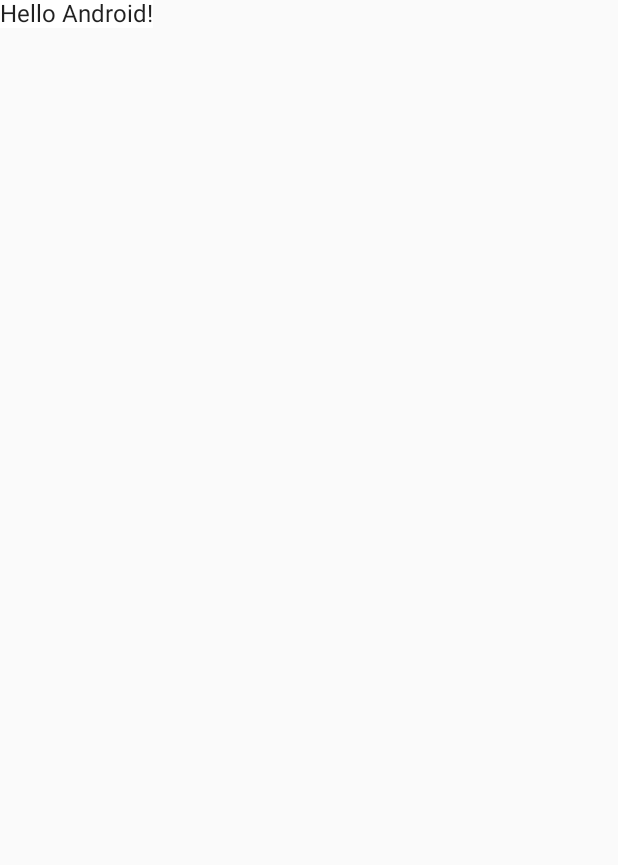
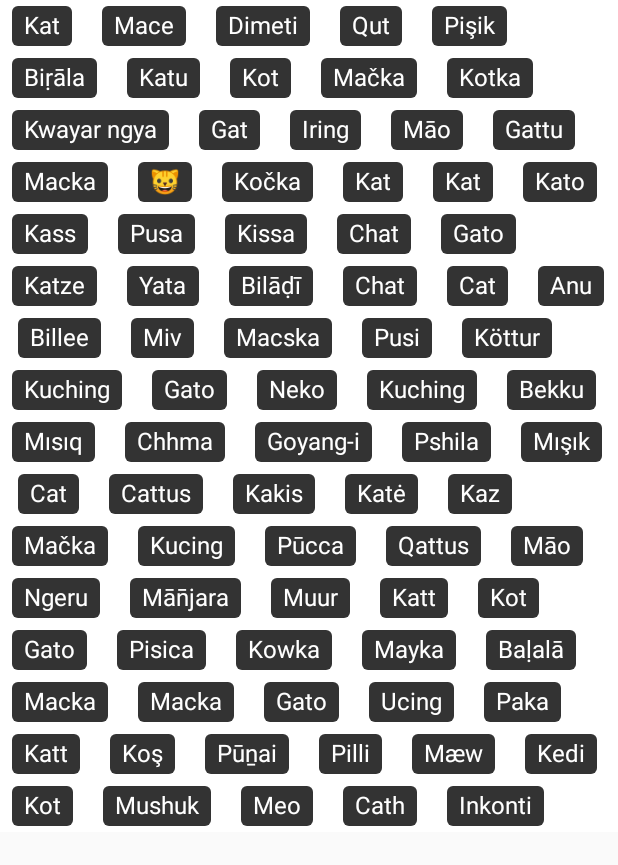
Before and after one commit to st235/FlowLayout, an Android app built with Jetpack Compose: the screen it shows after launch (ComposeActivity), on a phone screen of 412 x 824 dp. Before the commit the part shown is almost empty. Shown: the top 865 px of the screen. Run offline under Robolectric (Android 15) with nearby library versions, the phone set to English and light mode, and no system bars.

Commit message:
implemented compose support.

```diff
--- a/app/src/main/java/st235/com/github/flowlayout/ComposeActivity.kt
+++ b/app/src/main/java/st235/com/github/flowlayout/ComposeActivity.kt
@@ -3,11 +3,25 @@ package st235.com.github.flowlayout
 import android.os.Bundle
 import androidx.activity.ComponentActivity
 import androidx.activity.compose.setContent
+import androidx.compose.foundation.background
+import androidx.compose.foundation.layout.Spacer
+import androidx.compose.foundation.layout.fillMaxWidth
+import androidx.compose.foundation.layout.padding
+import androidx.compose.foundation.rememberScrollState
+import androidx.compose.foundation.shape.RoundedCornerShape
+import androidx.compose.foundation.verticalScroll
 import androidx.compose.material.MaterialTheme
 import androidx.compose.material.Surface
 import androidx.compose.material.Text
 import androidx.compose.runtime.Composable
+import androidx.compose.ui.Modifier
+import androidx.compose.ui.graphics.Color
+import androidx.compose.ui.res.colorResource
+import androidx.compose.ui.res.stringArrayResource
 import androidx.compose.ui.tooling.preview.Preview
+import androidx.compose.ui.unit.dp
+import androidx.compose.ui.unit.sp
+import st235.com.github.flow_layout_compose.FlowLayout
 import st235.com.github.flowlayout.ui.theme.FlowLayoutTheme
 
 class ComposeActivity : ComponentActivity() {
@@ -17,7 +31,7 @@ class ComposeActivity : ComponentActivity() {
             FlowLayoutTheme {
                 // A surface container using the 'background' color from the theme
                 Surface(color = MaterialTheme.colors.background) {
-                    Greeting("Android")
+                    Root()
                 }
             }
         }
@@ -25,14 +39,34 @@ class ComposeActivity : ComponentActivity() {
 }
 
 @Composable
-fun Greeting(name: String) {
-    Text(text = "Hello $name!")
+fun Root() {
+    val scroll = rememberScrollState()
+
+    FlowLayout(
+        modifier = Modifier
+            .background(Color.White)
+            .verticalScroll(scroll)
+            .fillMaxWidth()
+    ) {
+        for (catName in stringArrayResource(id = R.array.cats_tags)) {
+            Text(
+                text = catName,
+                modifier = Modifier
+                    .padding(8.dp, 4.dp)
+                    .background(colorResource(id = R.color.colorGreyOp80), RoundedCornerShape(4.dp))
+                    .padding(8.dp, 4.dp),
+                color = Color.White,
+                fontSize = 16.sp
+            )
+            Spacer(modifier = Modifier.padding(2.dp))
+        }
+    }
 }
 
 @Preview(showBackground = true)
 @Composable
 fun DefaultPreview() {
     FlowLayoutTheme {
-        Greeting("Android")
+        Root()
     }
 }
--- a/app/src/main/java/st235/com/github/flowlayout/ui/theme/Theme.kt
+++ b/app/src/main/java/st235/com/github/flowlayout/ui/theme/Theme.kt
@@ -16,15 +16,6 @@ private val LightColorPalette = lightColors(
     primary = Purple500,
     primaryVariant = Purple700,
     secondary = Teal200
-
-    /* Other default colors to override
-    background = Color.White,
-    surface = Color.White,
-    onPrimary = Color.White,
-    onSecondary = Color.Black,
-    onBackground = Color.Black,
-    onSurface = Color.Black,
-    */
 )
 
 @Composable
--- a/app/src/main/java/st235/com/github/flowlayout/ui/theme/Type.kt
+++ b/app/src/main/java/st235/com/github/flowlayout/ui/theme/Type.kt
@@ -6,23 +6,10 @@ import androidx.compose.ui.text.font.FontFamily
 import androidx.compose.ui.text.font.FontWeight
 import androidx.compose.ui.unit.sp
 
-// Set of Material typography styles to start with
 val Typography = Typography(
     body1 = TextStyle(
         fontFamily = FontFamily.Default,
         fontWeight = FontWeight.Normal,
         fontSize = 16.sp
     )
-    /* Other default text styles to override
-    button = TextStyle(
-        fontFamily = FontFamily.Default,
-        fontWeight = FontWeight.W500,
-        fontSize = 14.sp
-    ),
-    caption = TextStyle(
-        fontFamily = FontFamily.Default,
-        fontWeight = FontWeight.Normal,
-        fontSize = 12.sp
-    )
-    */
 )
--- a/flow-layout-compose/src/main/java/st235/com/github/flow_layout_compose/FlowLayout.kt
+++ b/flow-layout-compose/src/main/java/st235/com/github/flow_layout_compose/FlowLayout.kt
@@ -1 +1,58 @@
 package st235.com.github.flow_layout_compose
+
+import androidx.compose.runtime.Composable
+import androidx.compose.ui.Modifier
+import androidx.compose.ui.layout.Layout
+
+@Composable
+fun FlowLayout(
+    modifier: Modifier,
+    content: @Composable () -> Unit
+) {
+    Layout(
+        modifier = modifier,
+        content = content
+    ) { measurables, constraints ->
+        val placeables = measurables.map { measurable ->
+            measurable.measure(constraints.copy(minWidth = 0, minHeight = 0))
+        }
+
+        var rowWidth = 0
+        var rowHeight = 0
+
+        var height = 0
+
+        placeables.forEach { placeable ->
+            if (rowWidth + placeable.width > constraints.maxWidth) {
+                height += rowHeight
+                rowHeight = 0
+                rowWidth = 0
+            }
+
+            rowWidth += placeable.width
+            rowHeight = kotlin.math.max(rowHeight, placeable.height)
+        }
+
+        layout(constraints.maxWidth, height) {
+
+            rowWidth = 0
+            rowHeight = 0
+
+            height = 0
+
+            placeables.forEach { placeable ->
+                if (rowWidth + placeable.width > constraints.maxWidth) {
+                    height += rowHeight
+                    rowHeight = 0
+                    rowWidth = 0
+                }
+
+                placeable.placeRelative(x = rowWidth, y = height)
+
+                rowWidth += placeable.width
+                rowHeight = kotlin.math.max(rowHeight, placeable.height)
+            }
+
+        }
+    }
+}
--- a/gradle.properties
+++ b/gradle.properties
@@ -4,7 +4,7 @@ android.enableJetifier=true
 kotlin.code.style=official
 
 GROUP=com.github.st235
-VERSION_NAME=1.1.5
+VERSION_NAME=1.1.6
 
 POM_DESCRIPTION=Let your views flow.
 POM_URL=https://github.com/st235/FlowLayout
--- a/maven.gradle
+++ b/maven.gradle
@@ -47,8 +47,7 @@ afterEvaluate {
                 }
 
                 pom {
-                    name = POM_NAME
-                    packaging = POM_PACKAGING
+                    name = project.name
                     description = POM_DESCRIPTION
                     url = POM_URL
 
```
Also changed, not shown: flow-layout-compose/build.gradle (+28 -23 lines), 1 other file.
